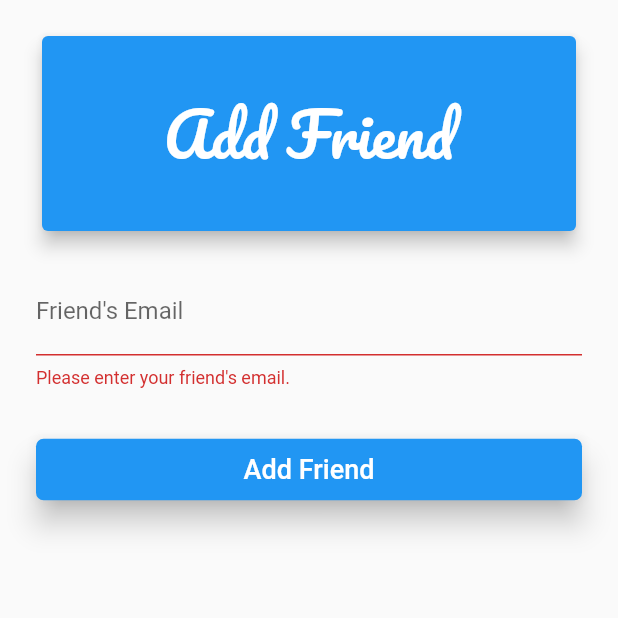
After one commit to mazen96/chatout, a Flutter app: the AddFriendView screen opened by its route, after a tap on "Add Friend", on a phone screen of 412 x 824 dp, the top half of it. The commit adds this screen. Run offline on Flutter 3.47's test engine with Material 2 defaults, Android fonts, the phone set to English and light mode, and no system bars; our stand-ins replace cloud_firestore, firebase_auth, rflutter_alert; accounts and stored records are empty.

Commit message:
List and add friends

```diff
--- a/lib/core/constants/app_constants.dart
+++ b/lib/core/constants/app_constants.dart
@@ -3,4 +3,5 @@ class RoutePaths {
   static const String SignIn = 'signIn';
   static const String SignUp = 'signUp';
   static const String Home = 'home';
+  static const String AddFriend = 'addFriend';
 }
--- /dev/null
+++ b/lib/core/models/friend.dart
@@ -0,0 +1,13 @@
+class Friend {
+  String id;
+  String username;
+  String email;
+
+  Friend({this.id, this.username, this.email});
+
+  factory Friend.fromJson(Map<String, dynamic> json) =>
+      Friend(id: json["id"], username: json["username"], email: json["email"]);
+
+  Map<String, dynamic> toJson() =>
+      {"id": id, "username": username, "email": email};
+}
--- /dev/null
+++ b/lib/core/models/user.dart
@@ -0,0 +1,40 @@
+// To parse this JSON data, do
+//
+//     final user = userFromJson(jsonString);
+
+import 'dart:convert';
+
+import 'friend.dart';
+
+User userFromJson(String str) => User.fromJson(json.decode(str));
+
+String userToJson(User data) => json.encode(data.toJson());
+
+class User {
+  String id;
+  String username;
+  String email;
+  List<Friend> friends;
+
+  User({
+    this.id,
+    this.username,
+    this.email,
+    this.friends,
+  });
+
+  factory User.fromJson(Map<String, dynamic> json) => User(
+        id: json["id"],
+        username: json["username"],
+        email: json["email"],
+        friends:
+            List<Friend>.from(json["friends"].map((x) => Friend.fromJson(x))),
+      );
+
+  Map<String, dynamic> toJson() => {
+        "id": id,
+        "username": username,
+        "email": email,
+        "friends": List<dynamic>.from(friends.map((x) => x.toJson())),
+      };
+}
--- a/lib/core/services/base_auth.dart
+++ b/lib/core/services/base_auth.dart
@@ -1,4 +1,5 @@
 abstract class BaseAuth {
   Future<String> signIn({String uEmail, String uPassword});
   Future<String> signUp({String uEmail, String uPassword});
+  Future signOut();
 }
--- /dev/null
+++ b/lib/core/view_models/views/add_friend_view_model.dart
@@ -0,0 +1,52 @@
+import 'package:chatout/core/models/friend.dart';
+import 'package:chatout/core/models/user.dart';
+import 'package:chatout/core/services/firebase_auth.dart';
+import 'package:chatout/core/services/firestore_service.dart';
+import 'package:chatout/core/view_models/base_view_model.dart';
+import 'package:flutter/cupertino.dart';
+
+class AddFriendViewModel extends BaseViewModel {
+  final FireAuth _fireAuth;
+  final FirestoreService _firestoreService;
+  AddFriendViewModel(
+      {@required FireAuth fireAuth,
+      @required FirestoreService firestoreService})
+      : _firestoreService = firestoreService,
+        _fireAuth = fireAuth;
+
+  User get currentUser => _fireAuth.currentUser;
+
+  Future addFriend({@required String friendEmail}) async {
+    ////////////////////////////////////////
+    setBusy(true);
+    print('case01');
+    bool isUserEmailFound =
+        await _firestoreService.isUserEmailFound(email: friendEmail);
+    print('case02');
+    if (isUserEmailFound == false) {
+      print('case1');
+      throw (Exception("User Not Found"));
+    } else if (friendAlreadyExists(friendEmail)) {
+      print('case2');
+      throw (Exception("User already found in your friends"));
+    } else {
+      // email found in users DB and user has no friends with the provided email
+      print('case3');
+      await _firestoreService.addFriend(
+          currUserId: currentUser.id, friendEmail: friendEmail);
+    }
+    setBusy(false);
+  }
+
+  bool friendAlreadyExists(String friendEmail) {
+    List<Friend> userFriendsList = currentUser.friends;
+    if (userFriendsList.isNotEmpty) {
+      int result = userFriendsList.indexWhere((friend) {
+        return friend.email == friendEmail;
+      });
+      return result == -1 ? false : true;
+    } else {
+      return false;
+    }
+  }
+}
--- a/lib/core/view_models/views/startup_view_model.dart
+++ b/lib/core/view_models/views/startup_view_model.dart
@@ -13,7 +13,7 @@ class StartUpViewModel extends BaseViewModel {
 
   Future decideStartUpScreen() async {
     bool userFound = await _auth.isUserLoggedIn();
-    await new Future.delayed(Duration(seconds: 5));
+    await new Future.delayed(Duration(seconds: 2));
     if (userFound) {
       _navigationService.pushReplacementNamed(RoutePaths.Home);
     } else {
--- a/lib/router.dart
+++ b/lib/router.dart
@@ -1,4 +1,5 @@
 import 'package:chatout/core/constants/app_constants.dart';
+import 'package:chatout/ui/views/add_friend_view.dart';
 import 'package:chatout/ui/views/sign_in_view.dart';
 import 'package:chatout/ui/views/home_view.dart';
 import 'package:chatout/ui/views/sign_up_view.dart';
@@ -16,6 +17,8 @@ class Router {
         return MaterialPageRoute(builder: (_) => SignUpView());
       case RoutePaths.Home:
         return MaterialPageRoute(builder: (_) => HomeView());
+      case RoutePaths.AddFriend:
+        return MaterialPageRoute(builder: (_) => AddFriendView());
       default:
         return MaterialPageRoute(
             builder: (_) => Scaffold(
--- /dev/null
+++ b/lib/ui/views/add_friend_view.dart
@@ -0,0 +1,147 @@
+import 'package:chatout/core/constants/app_constants.dart';
+import 'package:chatout/core/view_models/views/add_friend_view_model.dart';
+import 'package:chatout/ui/widgets/base_widget.dart';
+import 'package:flutter/material.dart';
+import 'package:provider/provider.dart';
+import 'package:rflutter_alert/rflutter_alert.dart';
+
+class AddFriendView extends StatelessWidget {
+  //////////////////////////////////////////////////
+  final _formKey = new GlobalKey<FormState>();
+  final TextEditingController _eController = TextEditingController();
+  //////////////////////////////////////////////////
+  @override
+  Widget build(BuildContext context) {
+    return BaseWidget(
+      model: AddFriendViewModel(
+          fireAuth: Provider.of(context),
+          firestoreService: Provider.of(context)),
+      builder: (context, model, child) => Scaffold(
+        body: SafeArea(
+          child: SingleChildScrollView(
+            child: Container(
+              padding: EdgeInsets.symmetric(horizontal: 24.0, vertical: 20.0),
+              child: Form(
+                key: _formKey,
+                child: Column(
+                  children: <Widget>[
+                    buildHeader(context),
+                    SizedBox(height: 20.0),
+                    buildFriendEmailTextField(model),
+                    SizedBox(height: 30.0),
+                    model.busy
+                        ? CircularProgressIndicator()
+                        : buildAddButton(context, model)
+                  ],
+                ),
+              ),
+            ),
+          ),
+        ),
+      ),
+    );
+  }
+
+  Widget buildHeader(BuildContext context) {
+    return Row(
+      children: <Widget>[
+        Expanded(
+          child: Card(
+            elevation: 5.0,
+            color: Theme.of(context).primaryColor,
+            child: Container(
+              padding: EdgeInsets.symmetric(vertical: 30.0),
+              child: Center(
+                child: Text(
+                  'Add Friend',
+                  style: TextStyle(
+                      fontSize: 40.0,
+                      fontFamily: 'Pacifico',
+                      color: Colors.white),
+                ),
+              ),
+            ),
+          ),
+        ),
+      ],
+    );
+  }
+
+  //////////////////////////////////////////////////////////////////
+
+  Widget buildFriendEmailTextField(dynamic model) {
+    return TextFormField(
+      controller: _eController,
+      validator: (value) {
+        if (value.isEmpty) {
+          return 'Please enter your friend\'s email.';
+        }
+        bool validEmail = RegExp(
+                r"^[a-zA-Z0-9.a-zA-Z0-9.!#$%&'*+-/=?^_`{|}~]+@[a-zA-Z0-9]+\.[a-zA-Z]+")
+            .hasMatch(value);
+
+        if (!validEmail) {
+          return 'Invalid email address.';
+        }
+        bool dirtyInput = value == model.currentUser.email ? true : false;
+        if (dirtyInput) {
+          return 'you can\'t add your self';
+        }
+        return null; // case :: Valid user input
+      },
+      decoration: InputDecoration(
+        labelText: 'Friend\'s Email',
+      ),
+    );
+  }
+
+  ///////////////////////////////////////////////////////////////////////
+  Widget buildAddButton(BuildContext context, dynamic model) {
+    return Row(
+      children: <Widget>[
+        Expanded(
+          child: RaisedButton(
+            elevation: 8.0,
+            color: Theme.of(context).accentColor,
+            shape: RoundedRectangleBorder(
+                borderRadius: BorderRadius.circular(5.0)),
+            onPressed: () async {
+              // Validate returns true if the form is valid, otherwise false.
+              if (_formKey.currentState.validate()) {
+                String email = _eController.text.trim();
+                FocusScope.of(context).unfocus();
+                ///////////////////////////////////////////
+                var result = await model.addFriend(friendEmail: email);
+                print('%%%%%%%%%%%%%%% ${result.runtimeType} :: %%%%%%%%%%%');
+
+                if (result is Exception) {
+                  // if result is not String (error) show Alert.
+                  Alert(
+                          context: context,
+                          type: AlertType.error,
+                          title: 'ERROR',
+                          desc: '${result.toString()}')
+                      .show();
+                } else {
+                  //operation is successful (signIn or signUp)
+                  //Navigator.pushReplacementNamed(context, RoutePaths.Home);
+                  //both signUp and signIn navigates to home as FireBase
+                  // SignUp automatically logs in the user.
+                }
+              }
+            },
+            child: Container(
+              padding: EdgeInsets.symmetric(vertical: 10.0),
+              child: Text(
+                'Add Friend',
+                style: TextStyle(fontSize: 18.0, color: Colors.white),
+              ),
+            ),
+          ),
+        ),
+      ],
+    );
+  }
+////////////////////////////////////////////////////////////////////////
+
+}
--- a/pubspec.yaml
+++ b/pubspec.yaml
@@ -27,6 +27,7 @@ dependencies:
   firebase_core: ^0.4.4+3
   firebase_auth: ^0.16.0
   rflutter_alert: ^1.0.3
+  cloud_firestore: ^0.13.5
 
 dev_dependencies:
   flutter_test:
```
Also changed, not shown: lib/core/services/firebase_auth.dart (+47 -4 lines), lib/core/services/firestore_service.dart (added, +75 -0 lines), lib/core/view_models/views/home_view_model.dart (added, +36 -0 lines), lib/core/view_models/widgets/auth_form_view_model.dart (+6 -2 lines), lib/provider_setup.dart (+8 -3 lines), lib/ui/views/home_view.dart (+42 -3 lines), lib/ui/widgets/sign_up_form.dart (+26 -1 lines), pubspec.lock, 1 other file.
